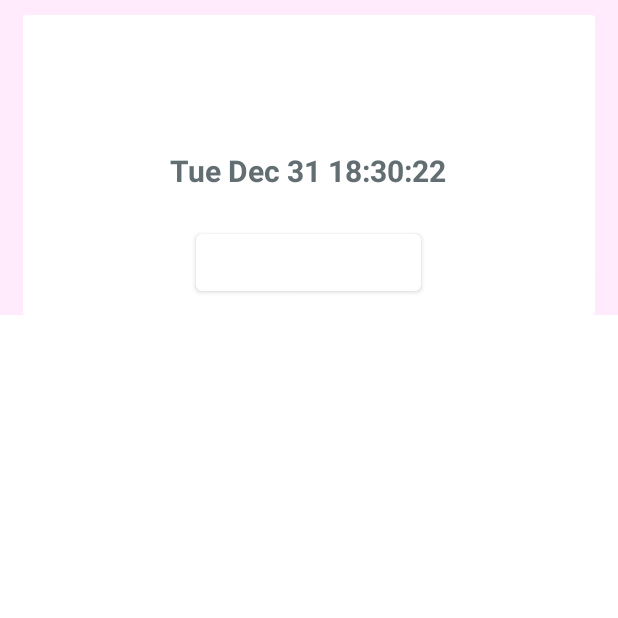
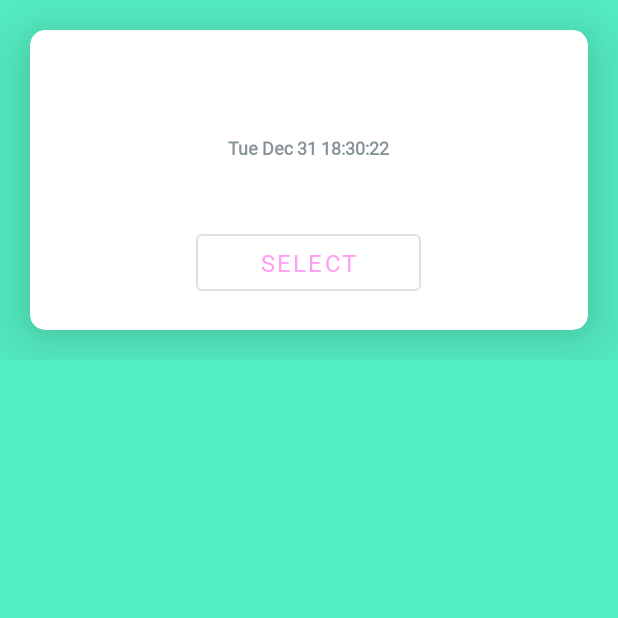
Before and after one commit to weilun-tann/WhatStat-Android, an Android app: the ChatHistoryActivity screen opened directly, with no data from a screen before it, on a phone screen of 412 x 824 dp, the top half of it. Run offline under Robolectric (Android 15) with nearby library versions, the phone set to English and light mode, and no system bars; our stand-ins replace Firebase (no records; nobody signed in at launch, a user with empty details on screens opened directly); 7 statements that could not run were skipped.

Commit message:
Implemented file upload tracker for user convenience

```diff
--- a/app/src/main/java/com/jed/whatsapp/ChatHistoryActivity.java
+++ b/app/src/main/java/com/jed/whatsapp/ChatHistoryActivity.java
@@ -32,12 +32,12 @@ public class ChatHistoryActivity extends Activity {
         Set<Map.Entry> entries = uploadedFiles.entrySet();
         for (Map.Entry entry : entries) {
             UploadedCloudFile f = new UploadedCloudFile();
-            f.setLastModified((Date)entry.getKey());
-            f.setFileName((String)entry.getValue());
+            f.setLastModified((Date) entry.getKey());
+            f.setFileName((String) entry.getValue());
             uploadedCloudFiles.add(f);
         }
 
-        uploadedCloudFileAdapter = new UploadedCloudFileAdapter(uploadedCloudFiles);
+        uploadedCloudFileAdapter = new UploadedCloudFileAdapter(uploadedCloudFiles, this);
 
         recyclerView = findViewById(R.id.uploadedFilesRV);
         recyclerView.setLayoutManager(new LinearLayoutManager(this));
@@ -45,6 +45,6 @@ public class ChatHistoryActivity extends Activity {
         recyclerView.setAdapter(uploadedCloudFileAdapter);
 
         // DEBUG : TO DELETE LATER
-        Toast.makeText(getApplicationContext(), uploadedFiles.toString(), Toast.LENGTH_LONG).show();
+        Toast.makeText(this, uploadedFiles.toString(), Toast.LENGTH_LONG).show();
     }
 }
--- a/app/src/main/java/com/jed/whatsapp/UploadedCloudFileAdapter.java
+++ b/app/src/main/java/com/jed/whatsapp/UploadedCloudFileAdapter.java
@@ -1,5 +1,6 @@
 package com.jed.whatsapp;
 
+import android.app.Activity;
 import android.content.Context;
 import android.util.Log;
 import android.view.LayoutInflater;
@@ -29,8 +30,9 @@ public class UploadedCloudFileAdapter extends RecyclerView.Adapter<UploadedCloud
     private FirebaseUser currentUser = FirebaseAuth.getInstance().getCurrentUser();
     private StorageReference mStorageRef = FirebaseStorage.getInstance().getReference(currentUser.getDisplayName());
 
-    public UploadedCloudFileAdapter(List<UploadedCloudFile> UploadedCloudFileList) {
+    public UploadedCloudFileAdapter(List<UploadedCloudFile> UploadedCloudFileList, Context context) {
         this.UploadedCloudFileList = UploadedCloudFileList;
+        this.context = context;
     }
 
     @Override
@@ -72,7 +74,7 @@ public class UploadedCloudFileAdapter extends RecyclerView.Adapter<UploadedCloud
             super(itemView);
             fileDate = itemView.findViewById(R.id.fileDate);
             fileName = itemView.findViewById(R.id.fileName);
-            cv = itemView.findViewById(R.id.cv);
+            cv = itemView.findViewById(R.id.uploadHistoryCardView);
             selectButton = itemView.findViewById(R.id.selectButton);
             selectButton.setOnClickListener(this);
         }
@@ -94,13 +96,22 @@ public class UploadedCloudFileAdapter extends RecyclerView.Adapter<UploadedCloud
             int chosenPosition = this.getPosition();
             UploadedCloudFile chosenFile = UploadedCloudFileList.get(chosenPosition);
             String chosenFileCloudDir = chosenFile.getFileName();
+            String chosenFileName = chosenFileCloudDir.substring(0, chosenFileCloudDir.length()-28);
+            Log.d(TAG, "chosenFileCloudDir : " + chosenFile.getFileName());
             StorageReference chosenFileRef = mStorageRef.child(chosenFileCloudDir);
             chosenFileRef.getDownloadUrl()
                     .addOnSuccessListener(uri -> {
+                        // ADD TO FILE PROCESSING
                         FileProcessing.setUploadedFileURI(uri);
-                        FileProcessing.setInitialized(false);
+                        FileProcessing.setInitialized(true);
+                        FileProcessing.setFileName(chosenFileName);
+
+                        // CLOSE THE HISTORY SELECTOR ACTIVITY
+                        ((Activity) context).finish();
                     })
                     .addOnFailureListener(e -> Log.d(TAG, "DOWNLOAD FAILURE + " + chosenFileCloudDir));
+
+            // CLOSE THE CHAT HISTORY SELECTOR ACTIVITY
         }
     }
 }
--- a/app/src/main/java/com/jed/whatsapp/WaitingScreenStatsActivity.java
+++ b/app/src/main/java/com/jed/whatsapp/WaitingScreenStatsActivity.java
@@ -3,6 +3,7 @@ package com.jed.whatsapp;
 import android.content.Intent;
 import android.graphics.drawable.AnimationDrawable;
 import android.os.Bundle;
+import android.util.Log;
 import android.widget.RelativeLayout;
 import android.widget.TextView;
 import android.widget.Toast;
@@ -35,6 +36,8 @@ public class WaitingScreenStatsActivity extends AppCompatActivity {
     protected void onCreate(@Nullable Bundle savedInstanceState) {
         super.onCreate(savedInstanceState);
         setContentView(R.layout.activity_waiting_screen);
+        Log.d(TAG, "WaitingScreenStatsActivity onCreate() CALLED");
+
 
         // Perform analysis iff not already done
         if (!ReplyTiming.isInitialized()) {
--- a/app/src/main/res/layout/activity_history_view.xml
+++ b/app/src/main/res/layout/activity_history_view.xml
@@ -2,11 +2,12 @@
 <LinearLayout
     xmlns:android="http://schemas.android.com/apk/res/android"
     android:layout_width="match_parent"
-    android:layout_height="wrap_content">
+    android:layout_height="match_parent"
+    android:background="@color/cardBackground">
 
     <androidx.recyclerview.widget.RecyclerView
         android:layout_width="match_parent"
-        android:layout_height="wrap_content"
+        android:layout_height="match_parent"
         android:id="@+id/uploadedFilesRV"
         android:scrollbars="vertical">
     </androidx.recyclerview.widget.RecyclerView>
--- a/app/src/main/res/layout/card_view.xml
+++ b/app/src/main/res/layout/card_view.xml
@@ -1,51 +1,56 @@
 <?xml version="1.0" encoding="utf-8"?>
 
-<LinearLayout
-    xmlns:android="http://schemas.android.com/apk/res/android"
+<LinearLayout xmlns:android="http://schemas.android.com/apk/res/android"
+    xmlns:app="http://schemas.android.com/tools"
     xmlns:card_view="http://schemas.android.com/apk/res-auto"
     android:layout_width="match_parent"
     android:layout_height="wrap_content"
-    android:background="@color/mainMenuBackground">
+    android:background="@color/cardBackground">
 
     <androidx.cardview.widget.CardView
-        android:id="@+id/cv"
+        android:id="@+id/uploadHistoryCardView"
         android:layout_width="match_parent"
         android:layout_height="200dp"
-        android:layout_marginLeft="15dp"
-        android:layout_marginRight="15dp"
-        android:layout_marginTop="10dp"
-        card_view:cardMaxElevation="1dp"
-        card_view:cardElevation="1dp">
+        android:layout_margin="20dp"
+        android:background="@color/cardBackground"
+        card_view:cardCornerRadius="10dp"
+        card_view:cardElevation="30dp"
+        card_view:cardMaxElevation="30dp">
 
         <TextView
             android:id="@+id/fileName"
             android:layout_width="wrap_content"
             android:layout_height="wrap_content"
-            android:text="FILE_NAME"
             android:layout_gravity="center_horizontal"
-            android:layout_marginTop="35dp"
-            android:textStyle="bold"
-            android:textSize="20sp"/>
+            android:layout_marginTop="30dp"
+            android:text="WhatsApp Chat with XXMumXX"
+            android:textColor="@color/cardFileName"
+            android:textSize="@dimen/history_filename"
+            android:textStyle="bold" />
 
         <TextView
             android:id="@+id/fileDate"
             android:layout_width="wrap_content"
             android:layout_height="wrap_content"
             android:layout_gravity="center_horizontal"
-            android:layout_marginTop="90dp"
-            android:text="UPLOAD_DATE"
-            android:textColor="@color/cardText"
-            android:textStyle="bold"
-            android:textSize="20sp"/>
+            android:layout_marginTop="70dp"
+            android:text="Mon Dec 30 15:15:30 GMT+0"
+            android:textColor="@color/cardFileDate"
+            android:textSize="@dimen/history_filedate"
+            android:textStyle="bold" />
 
         <com.google.android.material.button.MaterialButton
             android:id="@+id/selectButton"
+            style="@style/Widget.MaterialComponents.Button.OutlinedButton"
             android:layout_width="150dp"
             android:layout_height="50dp"
             android:layout_gravity="center_horizontal"
-            android:layout_marginTop="140dp"
-            android:text="SELECT"
-            android:textSize="16sp" />
+            android:layout_marginTop="130dp"
+            android:text="@string/cardSelectButton"
+            android:textSize="16sp"
+            app:cornerRadius="10dp"
+            app:strokeColor="@color/cardBackground"
+            app:strokeWidth="2dp" />
     </androidx.cardview.widget.CardView>
 
 </LinearLayout>
--- a/app/src/main/res/values/colors.xml
+++ b/app/src/main/res/values/colors.xml
@@ -5,11 +5,10 @@
 
     <!--Main Menu-->
     <color name="loginFAB">#55EFC4</color>
+    <color name="fileFABActive">#0BE881</color>
+    <color name="fileFABDormant">#FF6B81</color>
+    <color name="mainMenuBackground">#FFFFFF</color>
 
-    <color name="mainMenuBackground">#FFEBFC</color>
-    <color name="mainMenuButtonBorder">#FFFFFF</color>
-    <color name="mainMenuButtonFill">#FFFFFF</color>
-    <color name="mainMenuButtonOnClick">#55EFC4</color>
 
     <!--Message Stats-->
     <color name="colorStatsHeader">#F6E58D</color>
@@ -30,13 +29,16 @@
     <color name="axisLine">#143D59</color>
 
     <!--Card View-->
-    <color name="cardText">#636E72</color>
+    <color name="cardFileName">#000000</color>
+    <color name="cardFileDate">#869399</color>
+    <color name="cardBackground">#55EFC4</color>
+
 
 
     <!--Main App Theme Colors-->
-    <color name="colorPrimary">#FFFFFF</color>
-    <color name="colorPrimaryDark">#FFFFFF</color>
-    <color name="colorAccent">#2d3436</color>
+    <color name="colorPrimary">#FF9FF3</color>
+    <color name="colorPrimaryDark">#000000</color>
+    <color name="colorAccent">#2D3436</color>
 
 
     <!--Generic Colors-->
--- a/app/src/main/res/values/dimens.xml
+++ b/app/src/main/res/values/dimens.xml
@@ -8,8 +8,10 @@
     <dimen name="main_menu_icon">30dp</dimen>
     <dimen name="main_menu_button_width">200dp</dimen>
     <dimen name="main_menu_button_height">90dp</dimen>
-    <dimen name="main_menu_button_text">20sp</dimen>
+    <dimen name="main_menu_button_text">14sp</dimen>
 
-
+    <!--Conversation History Selector-->
+    <dimen name="history_filename">14sp</dimen>
+    <dimen name="history_filedate">12sp</dimen>
 
 </resources>
--- a/app/src/main/res/values/strings.xml
+++ b/app/src/main/res/values/strings.xml
@@ -11,8 +11,13 @@
     <string name="menuAnalyzeButton">ANALYZE</string>
     <string name="menuGraphButton">GRAPH</string>
 
-    <!--Main Menu Snackbar-->
+    <!--MAIN MENU SNACKBAR-->
     <string name="loginBarButton">SIGN IN</string>
+    <string name="uploadBarButton">UPLOAD</string>
+
+    <!--UPLOAD HISTORY SELECTOR-->
+    <string name="cardSelectButton">SELECT</string>
+
 
     <!--MESSAGE STATISTICS ACTIVITY-->
     <string name="MsgStats_Title"></string>
--- a/app/src/main/res/values/styles.xml
+++ b/app/src/main/res/values/styles.xml
@@ -6,6 +6,7 @@
         <item name="colorPrimary">@color/colorPrimary</item>
         <item name="colorPrimaryDark">@color/colorPrimaryDark</item>
         <item name="colorAccent">@color/colorAccent</item>
+        <item name="android:fontFamily">@font/montserrat_regular</item>
     </style>
 
 <!--    <style name="AppTheme.NoActionBar">-->
```
Also changed, not shown: app/src/main/java/com/jed/whatsapp/FileProcessing.java (+51 -33 lines), app/src/main/java/com/jed/whatsapp/MainActivity.java (+66 -38 lines), app/src/main/res/drawable/circular_border.xml (deleted, +0 -7 lines), app/src/main/res/drawable/solid_circle.xml (deleted, +0 -9 lines), app/src/main/res/layout/activity_main.xml (+14 -3 lines), app/src/main/res/layout/content_main.xml (deleted, +0 -126 lines), app/src/main/res/drawable/black_file_icon.png (added), app/src/main/res/font/Montserrat_Light.ttf (added), app/src/main/res/font/Montserrat_Regular.ttf (added), 1 other file.
